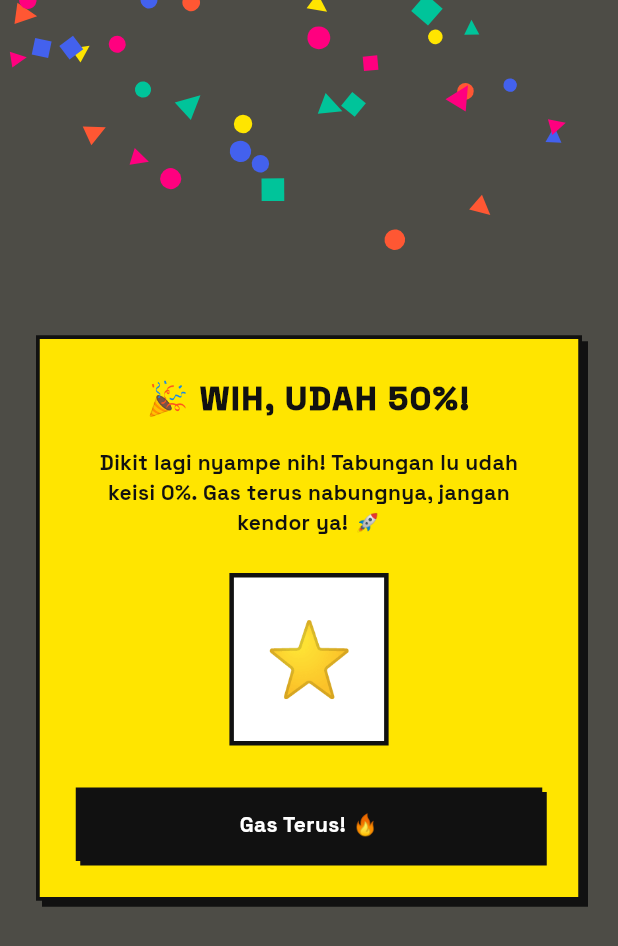
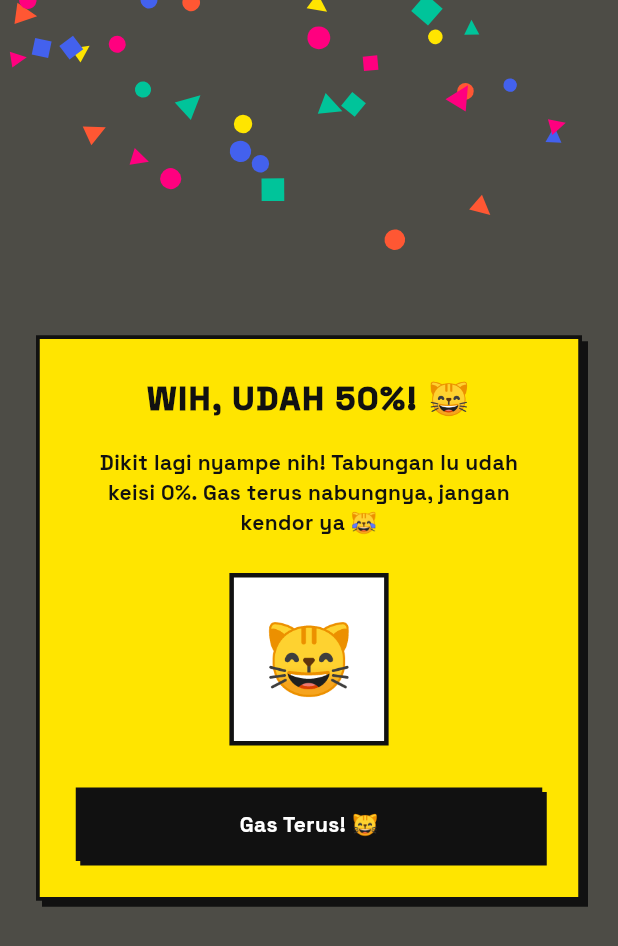
Before and after one commit to abday-wong/yoknabung, a Flutter app: the MilestoneCelebrationDialog widget shown alone on an empty page, opened directly with empty values, on a phone screen of 412 x 824 dp. Shown: the top 946 px of the screen. Run offline on Flutter 3.47's test engine with Material 3 defaults, Android fonts, the light colour scheme and no system bars; our stand-ins replace fl_chart, flutter_local_notifications, google_fonts, image_picker, shared_preferences, timezone; accounts and stored records are empty.

Commit message:
style: replace generic emojis in milestone celebration dialog with laughing cat emojis

```diff
--- a/lib/screens/add_edit_transaction_screen.dart
+++ b/lib/screens/add_edit_transaction_screen.dart
@@ -805,7 +805,7 @@
                   crossAxisAlignment: CrossAxisAlignment.stretch,
                   children: [
                     Text(
-                      isFinished ? '🏆 AKHIRNYA LUNAS!' : '🎉 WIH, UDAH 50%!',
+                      isFinished ? 'AKHIRNYA LUNAS! 😸' : 'WIH, UDAH 50%! 😸',
                       textAlign: TextAlign.center,
                       style: const TextStyle(
                         fontSize: 22,
@@ -817,8 +817,8 @@
                     const SizedBox(height: 16),
                     Text(
                       isFinished
-                          ? 'Gokil, tabungan lu udah tembus 100%! Saatnya checkout barangnya sekarang juga! 🥳'
-                          : 'Dikit lagi nyampe nih! Tabungan lu udah keisi ${widget.percentage.toInt()}%. Gas terus nabungnya, jangan kendor ya! 🚀',
+                          ? 'Gokil, tabungan lu udah tembus 100%! Saatnya checkout barangnya sekarang juga 😹'
+                          : 'Dikit lagi nyampe nih! Tabungan lu udah keisi ${widget.percentage.toInt()}%. Gas terus nabungnya, jangan kendor ya 😹',
                       textAlign: TextAlign.center,
                       style: const TextStyle(
                         fontSize: 14,
@@ -835,14 +835,14 @@
                           border: Border.all(color: const Color(0xFF111111), width: 3),
                         ),
                         child: Text(
-                          isFinished ? '👑' : '⭐',
+                          isFinished ? '😹' : '😸',
                           style: const TextStyle(fontSize: 48),
                         ),
                       ),
                     ),
                     const SizedBox(height: 28),
                     NeoButton(
-                      text: isFinished ? 'Mantap, Kelar! 🏁' : 'Gas Terus! 🔥',
+                      text: isFinished ? 'Mantap, Kelar! 😸' : 'Gas Terus! 😸',
                       color: const Color(0xFF111111),
                       textColor: Colors.white,
                       onPressed: widget.onDismiss,
```
